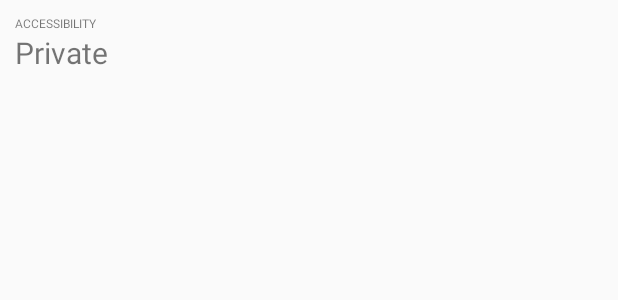
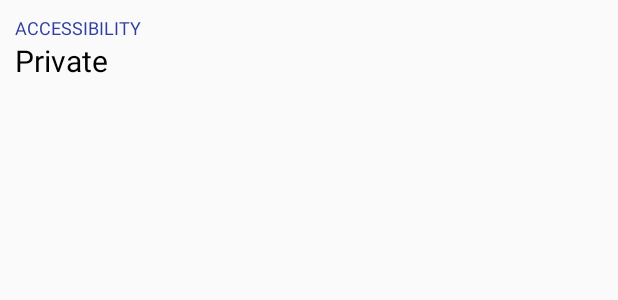
Before and after one commit to MattiaPrimavera/PearForm, an Android app: the layout form_text_info_field.xml on its own in the app's theme, with its tools: preview values and no code run, on a phone screen of 412 x 824 dp. Shown: the top 300 px of the screen. Run offline under Robolectric (Android 15) with nearby library versions, the phone set to English and light mode, and no system bars.

Commit message:
[TextInfo] updating default text colors

```diff
--- a/pearform-lib/src/main/res/layout/form_text_info_field.xml
+++ b/pearform-lib/src/main/res/layout/form_text_info_field.xml
@@ -9,14 +9,15 @@
     <TextView
         android:id="@+id/label"
         android:text="Accessibility"
-        android:textSize="8sp"
+        android:textColor="@color/colorPrimaryDark"
+        android:textSize="12sp"
         android:textAllCaps="true"
         android:layout_width="wrap_content"
         android:layout_height="wrap_content" />
 
     <TextView
         android:id="@+id/text"
-        android:color="@android:color/black"
+        android:textColor="@android:color/black"
         android:text="Private"
         android:textSize="20sp"
         android:layout_width="wrap_content"
```
